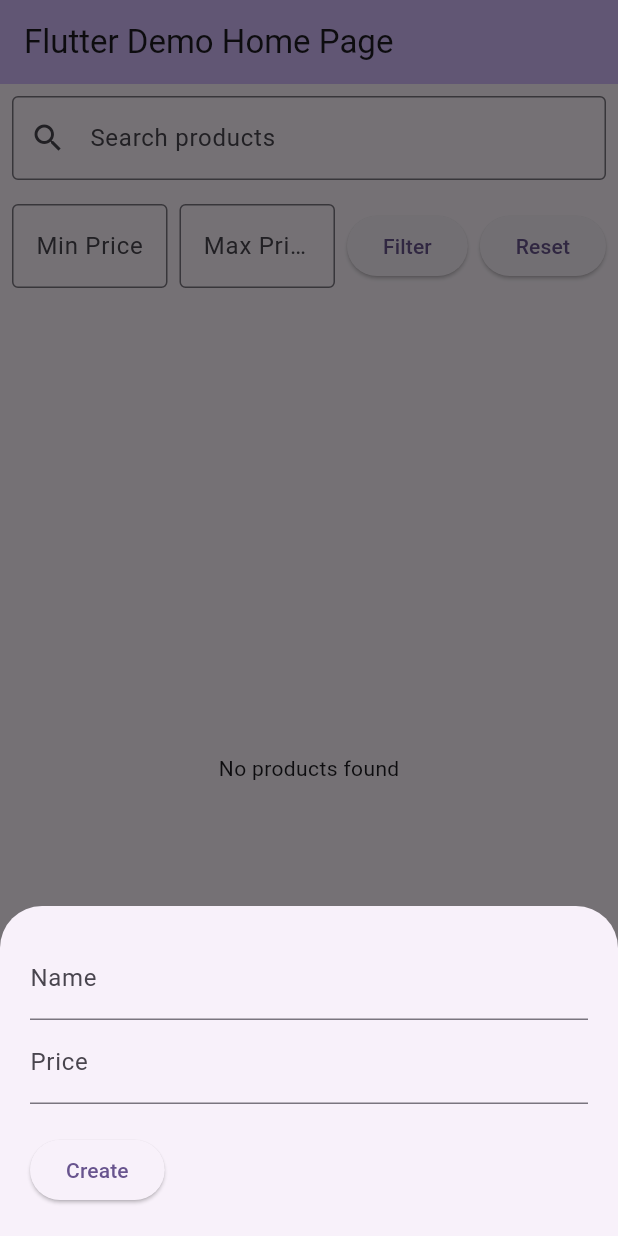
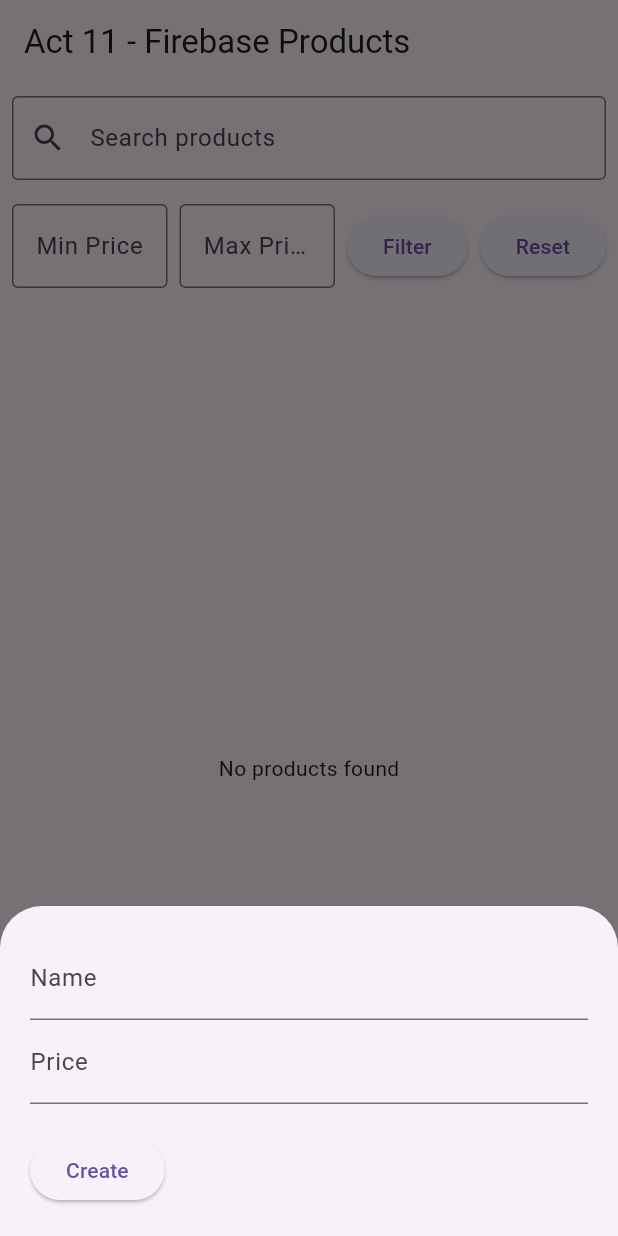
Before and after one commit to Fel1xGarc1a/act11, a Flutter app: the screen it shows after launch, after a tap on the "add" icon, on a phone screen of 412 x 824 dp. Run offline on Flutter 3.47's test engine with Material 3 defaults, Android fonts, the phone set to English and light mode, and no system bars; our stand-ins replace cloud_firestore, firebase_core; accounts and stored records are empty.

Commit message:
Minor bug changes, final implementation

```diff
--- a/lib/main.dart
+++ b/lib/main.dart
@@ -12,55 +12,26 @@ void main() async {
 }
 
 class MyApp extends StatelessWidget {
-  const MyApp({super.key});
+  const MyApp({Key? key}) : super(key: key);
 
-  // This widget is the root of your application.
   @override
   Widget build(BuildContext context) {
-    return MaterialApp(
-      title: 'Flutter Demo',
-      theme: ThemeData(
-        // This is the theme of your application.
-        //
-        // TRY THIS: Try running your application with "flutter run". You'll see
-        // the application has a purple toolbar. Then, without quitting the app,
-        // try changing the seedColor in the colorScheme below to Colors.green
-        // and then invoke "hot reload" (save your changes or press the "hot
-        // reload" button in a Flutter-supported IDE, or press "r" if you used
-        // the command line to start the app).
-        //
-        // Notice that the counter didn't reset back to zero; the application
-        // state is not lost during the reload. To reset the state, use hot
-        // restart instead.
-        //
-        // This works for code too, not just values: Most code changes can be
-        // tested with just a hot reload.
-        colorScheme: ColorScheme.fromSeed(seedColor: Colors.deepPurple),
-      ),
-      home: const MyHomePage(title: 'Flutter Demo Home Page'),
+    return const MaterialApp(
+      debugShowCheckedModeBanner: false,
+      title: 'Act 11 - Managing Products using Firebase in Flutter',
+      home: HomePage(),
     );
   }
 }
 
-class MyHomePage extends StatefulWidget {
-  const MyHomePage({super.key, required this.title});
-
-  // This widget is the home page of your application. It is stateful, meaning
-  // that it has a State object (defined below) that contains fields that affect
-  // how it looks.
-
-  // This class is the configuration for the state. It holds the values (in this
-  // case the title) provided by the parent (in this case the App widget) and
-  // used by the build method of the State. Fields in a Widget subclass are
-  // always marked "final".
-
-  final String title;
+class HomePage extends StatefulWidget {
+  const HomePage({Key? key}) : super(key: key);
 
   @override
-  State<MyHomePage> createState() => _MyHomePageState();
+  State<HomePage> createState() => _HomePageState();
 }
 
-class _MyHomePageState extends State<MyHomePage> {
+class _HomePageState extends State<HomePage> {
   int _counter = 0;
 
   // text fields' controllers
@@ -91,8 +62,12 @@ class _MyHomePageState extends State<MyHomePage> {
     Query query = _products;
 
     if (_searchQuery.isNotEmpty) {
-      query = query.where('name', isGreaterThanOrEqualTo: _searchQuery)
-                   .where('name', isLessThanOrEqualTo: _searchQuery + '\uf8ff');
+      // Convert search query to lowercase for case-insensitive search
+      String searchLower = _searchQuery.toLowerCase();
+      // Get all products where name contains the search query
+      query = query.orderBy('name')
+                   .where('name', isGreaterThanOrEqualTo: searchLower)
+                   .where('name', isLessThanOrEqualTo: searchLower + '\uf8ff');
     }
 
     if (_minPrice != null) {
@@ -166,18 +141,20 @@ class _MyHomePageState extends State<MyHomePage> {
 
                   if (name.isNotEmpty && price != null) {
                     if (action == 'create') {
-                      // Create a new product
+                      // Persist a new product to Firestore
                       await _products.add({
-                        "name": name,
+                        "name": name.toLowerCase(),
                         "price": price,
+                        "displayName": name,
                         "createdAt": FieldValue.serverTimestamp(),
                       });
                     }
                     if (action == 'update') {
                       // Update the product
                       await _products.doc(documentSnapshot!.id).update({
-                        "name": name,
+                        "name": name.toLowerCase(),
                         "price": price,
+                        "displayName": name,
                         "updatedAt": FieldValue.serverTimestamp(),
                       });
                     }
@@ -223,13 +200,7 @@ class _MyHomePageState extends State<MyHomePage> {
     // than having to individually change instances of widgets.
     return Scaffold(
       appBar: AppBar(
-        // TRY THIS: Try changing the color here to a specific color (to
-        // Colors.amber, perhaps?) and trigger a hot reload to see the AppBar
-        // change color while the other colors stay the same.
-        backgroundColor: Theme.of(context).colorScheme.inversePrimary,
-        // Here we take the value from the MyHomePage object that was created by
-        // the App.build method, and use it to set our appbar title.
-        title: Text(widget.title),
+        title: const Text('Act 11 - Firebase Products'),
       ),
       body: Column(
         children: [
@@ -323,9 +294,9 @@ class _MyHomePageState extends State<MyHomePage> {
                                 IconButton(
                                   icon: const Icon(Icons.delete),
                                   onPressed: () => _deleteProduct(documentSnapshot.id),
-                                ),
-                              ],
-                            ),
+            ),
+          ],
+        ),
                           ),
                         ),
                       );
```
